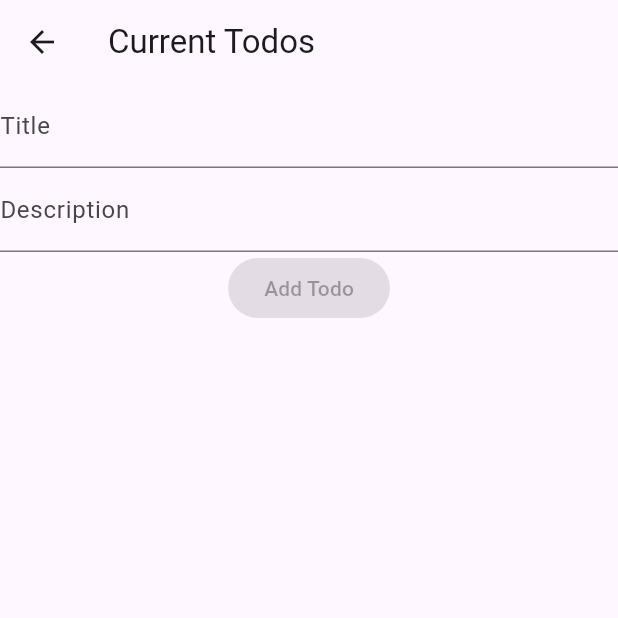
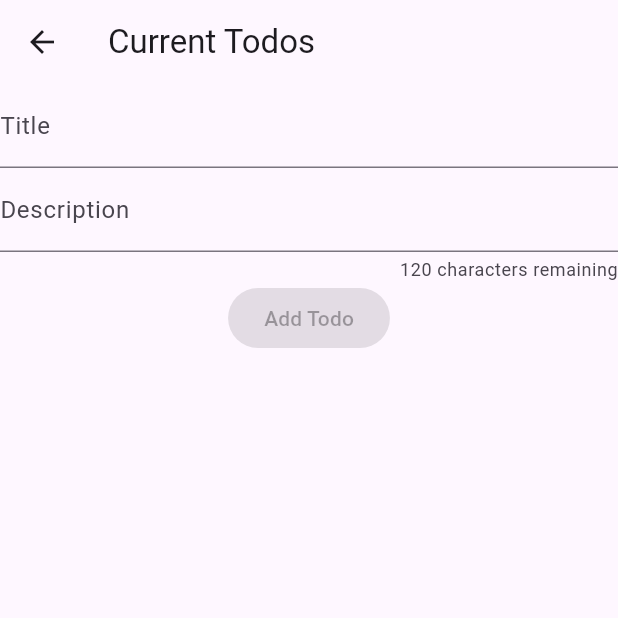
Before and after one commit to m0satron/todo_app, a Flutter app: the CurrentTodosScreen screen opened directly, on a phone screen of 412 x 824 dp, the top half of it. Run offline on Flutter 3.47's test engine with Material 3 defaults, Android fonts, the phone set to English and light mode, and no system bars.

Commit message:
feat(widgets): add some form validation to addTodo

```diff
--- a/lib/widgets/add_todo_widget.dart
+++ b/lib/widgets/add_todo_widget.dart
@@ -15,6 +15,8 @@ class _AddTodoWidgetState extends State<AddTodoWidget> {
 
   final TextEditingController descriptionController = TextEditingController();
 
+  static const maxLength = 120;
+
   bool get isInputValid => titleController.text.isNotEmpty;
 
   @override
@@ -28,7 +30,13 @@ class _AddTodoWidgetState extends State<AddTodoWidget> {
         ),
         TextField(
           controller: descriptionController,
-          decoration: const InputDecoration(labelText: 'Description'),
+          decoration: InputDecoration(
+            labelText: 'Description',
+            counterText:
+                '${maxLength - descriptionController.text.length} characters remaining',
+          ),
+          maxLength: maxLength,
+          maxLines: null,
           onChanged: (value) => setState(() {}),
         ),
         ElevatedButton(
```
